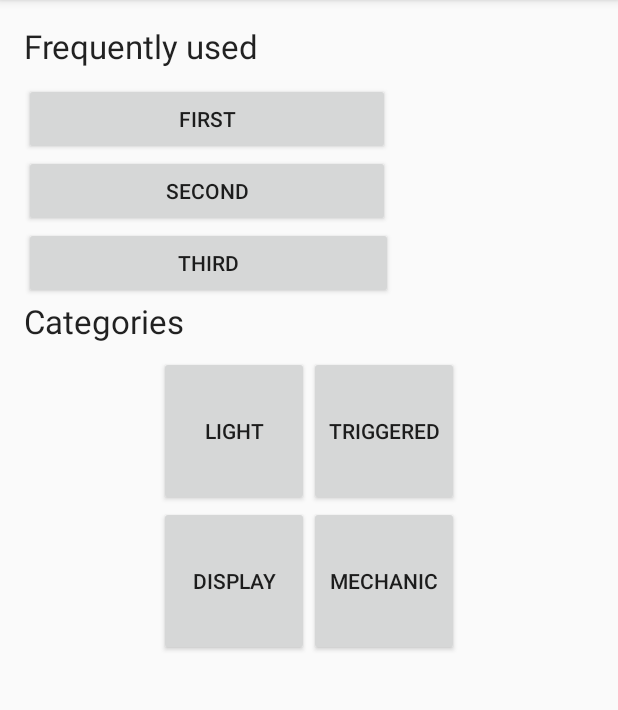
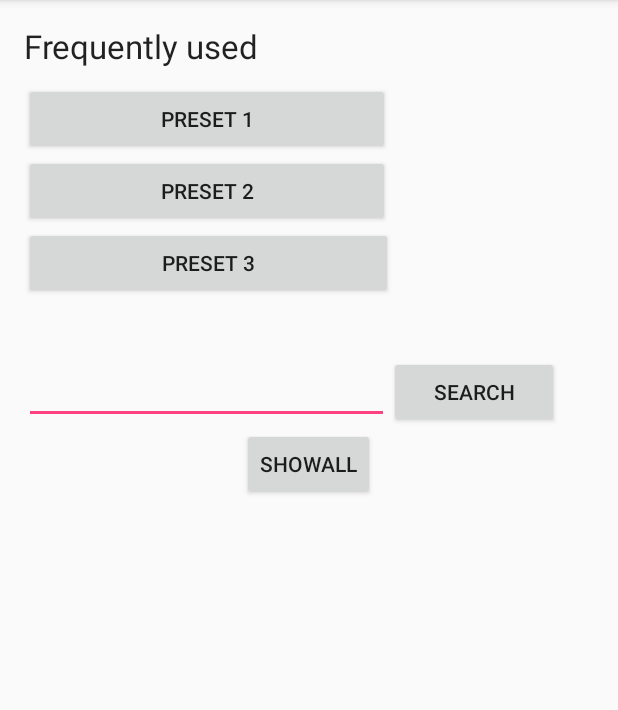
Before and after one commit to patrickm90/hci, an Android app: the UserMainActivity screen opened directly, with no data from a screen before it, on a phone screen of 412 x 824 dp, the part 84-794 px from its top. Run offline under Robolectric (Android 15) with nearby library versions, the phone set to English and light mode, and no system bars.

Commit message:
auflistung aller presets.
definieren der suchfunktion

verlinkung zu dem eigentlichen preset

 Frage? übergabe der jeweiligen Sets wenn diese immer wieder random erzeugt werden, schwierig zu halten...

```diff
--- a/LabOfThings/app/src/main/AndroidManifest.xml
+++ b/LabOfThings/app/src/main/AndroidManifest.xml
@@ -19,7 +19,9 @@
         <activity android:name=".activity.monitor.MonitorMainActivity" />
         <activity android:name=".activity.user.UserMainActivity" />
         <activity android:name=".activity.admin.AdminPresetManagement" />
-        <activity android:name=".activity.admin.AdminUserManagement"></activity>
+        <activity android:name=".activity.admin.AdminUserManagement" />
+        <activity android:name=".activity.user.TotalPresetList" />
+        <activity android:name=".activity.user.DisplayPreset"></activity>
     </application>
 
 </manifest>
--- a/LabOfThings/app/src/main/java/at/ac/univie/labofthings/activity/user/UserMainActivity.java
+++ b/LabOfThings/app/src/main/java/at/ac/univie/labofthings/activity/user/UserMainActivity.java
@@ -1,9 +1,13 @@
 package at.ac.univie.labofthings.activity.user;
 
+import android.content.Intent;
 import android.support.v7.app.AppCompatActivity;
 import android.os.Bundle;
+import android.view.View;
+import android.widget.Button;
 
 import at.ac.univie.labofthings.R;
+import at.ac.univie.labofthings.backend.preset.PresetQuery;
 
 public class UserMainActivity extends AppCompatActivity {
 
@@ -11,5 +15,33 @@ public class UserMainActivity extends AppCompatActivity {
     protected void onCreate(Bundle savedInstanceState) {
         super.onCreate(savedInstanceState);
         setContentView(R.layout.activity_user_main);
+
+        PresetQuery presets=new PresetQuery();
+        Button frequency1= (Button)findViewById(R.id.frequencyButton1);
+        Button frequency2= (Button)findViewById(R.id.frequencyButton2);
+        Button frequency3= (Button)findViewById(R.id.frequencyButton3);
+        Button showAllButton= (Button)findViewById(R.id.showAllButton);
+        Button searchButton=(Button)findViewById(R.id.doSearchButton);
+
+        frequency1.setText(presets.getPresetList().get(1).Name);
+        frequency2.setText(presets.getPresetList().get(2).Name);
+        frequency3.setText(presets.getPresetList().get(3).Name);
+
+        showAllButton.setOnClickListener(new View.OnClickListener() {
+
+            public void onClick(View v) {
+                Intent intent = new Intent(UserMainActivity.this,TotalPresetList.class);
+                startActivity(intent);
+            }
+        });
+
+
+        searchButton.setOnClickListener(new View.OnClickListener(){
+
+            public void onClick(View v) {
+                Intent intent = new Intent(UserMainActivity.this,TotalPresetList.class);
+                startActivity(intent);
+            }
+        });
     }
 }
--- a/LabOfThings/app/src/main/res/layout/activity_user_main.xml
+++ b/LabOfThings/app/src/main/res/layout/activity_user_main.xml
@@ -34,79 +34,48 @@
             android:layout_width="244dp"
             android:layout_height="wrap_content"
             android:text="@string/frequency1"
-            android:id="@+id/button" />
+            android:id="@+id/frequencyButton1" />
 
         <Button
             android:layout_width="244dp"
             android:layout_height="wrap_content"
             android:text="@string/frequency2"
-            android:id="@+id/button2" />
+            android:id="@+id/frequencyButton2" />
 
         <Button
             android:layout_width="246dp"
             android:layout_height="wrap_content"
             android:text="@string/frequency3"
-            android:id="@+id/button3" />
-
-        <TextView
-            android:layout_width="wrap_content"
-            android:layout_height="wrap_content"
-            android:textAppearance="?android:attr/textAppearanceLarge"
-            android:text="@string/userMainCat"
-            android:id="@+id/catText"
-             />
+            android:id="@+id/frequencyButton3" />
 
 
     </LinearLayout>
 
     <LinearLayout
-        android:orientation="vertical"
+        android:orientation="horizontal"
         android:layout_width="match_parent"
-        android:layout_height="match_parent"
-        android:layout_alignParentStart="true">
+        android:layout_height="wrap_content"
+        android:weightSum="1">
 
-    <LinearLayout
-        android:orientation="horizontal"
+        <EditText
+            android:layout_width="141dp"
+            android:layout_height="wrap_content"
+            android:id="@+id/seachInputField"
+            android:layout_weight="0.68" />
+
+        <Button
+            android:layout_width="wrap_content"
+            android:layout_height="wrap_content"
+            android:text="@string/searchButton"
+            android:id="@+id/doSearchButton"
+            android:layout_weight="0.17" />
+    </LinearLayout>
+
+    <Button
         android:layout_width="wrap_content"
         android:layout_height="wrap_content"
-        android:layout_gravity="center_horizontal">
+        android:text="@string/showAll"
+        android:id="@+id/showAllButton"
+        android:layout_gravity="center_horizontal" />
 
-                <Button
-                    android:layout_width="100dp"
-                    android:layout_height="100dp"
-                    android:text="@string/cat2"
-                    android:id="@+id/cat2Button"
-                    android:layout_toEndOf="@+id/cat3Button"
-                    android:layout_gravity="right" />
-
-                <Button
-                    android:layout_width="100dp"
-                    android:layout_height="100dp"
-                    android:text="@string/cat3"
-                    android:id="@+id/cat3Button"
-                    android:layout_alignParentStart="true"
-                    android:layout_gravity="center_horizontal" />
-            </LinearLayout>
-
-
-        <LinearLayout
-            android:orientation="horizontal"
-            android:layout_width="wrap_content"
-            android:layout_height="wrap_content"
-            android:layout_gravity="center_horizontal">
-
-            <Button
-                android:layout_width="100dp"
-                android:layout_height="100dp"
-                android:text="@string/cat1"
-                android:id="@+id/cat1Button"/>
-
-            <Button
-                android:layout_width="100dp"
-                android:layout_height="100dp"
-                android:text="@string/cat4"
-                android:id="@+id/cat4Button"
-                android:layout_alignParentStart="true" />
-           </LinearLayout>
-    </LinearLayout>
 </LinearLayout>
--- a/LabOfThings/app/src/main/res/values/strings.xml
+++ b/LabOfThings/app/src/main/res/values/strings.xml
@@ -23,7 +23,11 @@
     <string name="frequency1">first</string>
     <string name="frequency2">second</string>
     <string name="frequency3">third</string>
+    <string name="searchButton">Search</string>
+    <string name="showAll">showAll</string>
+
 
     <string name="btn_preset_admin_choice">Choose Presetmanagement</string>
     <string name="btn_user_admin_choice">Choose Usermanagement</string>
+
 </resources>
```
Also changed, not shown: LabOfThings/app/src/main/java/at/ac/univie/labofthings/activity/user/DisplayPreset.java (added, +15 -0 lines), LabOfThings/app/src/main/java/at/ac/univie/labofthings/activity/user/TotalPresetList.java (added, +50 -0 lines), LabOfThings/app/src/main/res/layout/activity_display_preset.xml (added, +12 -0 lines), LabOfThings/app/src/main/res/layout/activity_total_preset_list.xml (added, +27 -0 lines).
